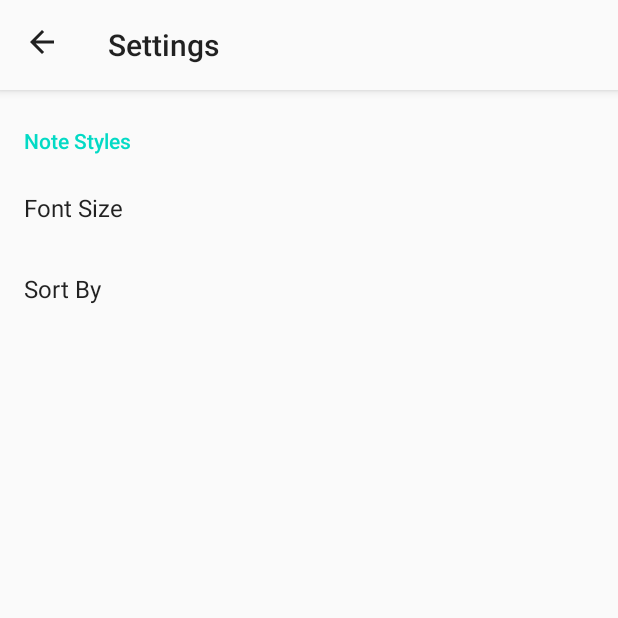
After one commit to Huangyan0804/HowieNote, an Android app: the SettingsActivity screen opened directly, with no data from a screen before it, on a phone screen of 412 x 824 dp, the top half of it. The commit adds this screen. Run offline under Robolectric (Android 15) with nearby library versions, the phone set to English and light mode, and no system bars; our stand-ins replace androidx.preference; 2 statements that could not run were skipped.

Commit message:
更新设置界面

```diff
--- a/app/build.gradle
+++ b/app/build.gradle
@@ -32,6 +32,7 @@ dependencies {
     implementation 'androidx.navigation:navigation-fragment:2.3.0'
     implementation 'androidx.navigation:navigation-ui:2.3.0'
     implementation 'androidx.lifecycle:lifecycle-extensions:2.2.0'
+    implementation 'androidx.preference:preference:1.1.1'
     testImplementation 'junit:junit:4.12'
     androidTestImplementation 'androidx.test.ext:junit:1.1.1'
     androidTestImplementation 'androidx.test.espresso:espresso-core:3.2.0'
--- a/app/src/main/java/com/hcode/howienote/activity/MainActivity.java
+++ b/app/src/main/java/com/hcode/howienote/activity/MainActivity.java
@@ -3,6 +3,7 @@ package com.hcode.howienote.activity;
 import android.content.Context;
 import android.content.DialogInterface;
 import android.content.Intent;
+import android.view.Gravity;
 import android.view.Menu;
 import android.view.MenuItem;
 import android.view.View;
@@ -211,7 +212,8 @@ public class MainActivity extends BaseActivity implements View.OnClickListener
     public boolean onNavigationItemSelected(MenuItem item) {
         switch (item.getItemId()) {
             case R.id.side_menu_settings:
-                startActivity(new Intent(mContext, SettingActivity.class));
+                startActivity(new Intent(mContext, SettingsActivity.class));
+                mDrawerLayout.closeDrawer(GravityCompat.START);
                 break;
             case R.id.side_menu_logcat:
                 break;
--- /dev/null
+++ b/app/src/main/java/com/hcode/howienote/activity/SettingsActivity.java
@@ -0,0 +1,96 @@
+package com.hcode.howienote.activity;
+
+import android.os.Bundle;
+import android.text.TextUtils;
+import android.view.MenuItem;
+import androidx.annotation.NonNull;
+import androidx.appcompat.app.ActionBar;
+import androidx.appcompat.app.AppCompatActivity;
+import androidx.appcompat.widget.Toolbar;
+import androidx.preference.ListPreference;
+import androidx.preference.Preference;
+import androidx.preference.PreferenceFragmentCompat;
+import com.hcode.howienote.R;
+
+import java.util.prefs.PreferenceChangeEvent;
+import java.util.prefs.PreferenceChangeListener;
+
+public class SettingsActivity extends AppCompatActivity {
+
+    private Toolbar myToolbar;
+
+    @Override
+    protected void onCreate(Bundle savedInstanceState) {
+        super.onCreate(savedInstanceState);
+        setContentView(R.layout.activity_settings);
+        bindViews();
+        initFragment();
+    }
+
+    public void bindViews() {
+        myToolbar = findViewById(R.id.tb_mytoolbar);
+        setSupportActionBar(myToolbar);
+        getSupportActionBar().setHomeButtonEnabled(true);
+        getSupportActionBar().setDisplayHomeAsUpEnabled(true);
+    }
+
+    @Override
+    public boolean onOptionsItemSelected(MenuItem item) {
+        switch (item.getItemId()) {
+            case android.R.id.home:
+                finish();
+                break;
+
+        }
+        return super.onOptionsItemSelected(item);
+    }
+
+    void initFragment() {
+        getSupportFragmentManager()
+                .beginTransaction()
+                .replace(R.id.settings, new SettingsFragment())
+                .commit();
+//        ActionBar actionBar = getSupportActionBar();
+//        if (actionBar != null) {
+//            actionBar.setDisplayHomeAsUpEnabled(true);
+//        }
+    }
+
+    public static class SettingsFragment extends PreferenceFragmentCompat
+            implements Preference.OnPreferenceChangeListener, Preference.OnPreferenceClickListener {
+        private ListPreference mFontSize,mSortBy;
+
+        @Override
+        public void onCreatePreferences(Bundle savedInstanceState, String rootKey) {
+            setPreferencesFromResource(R.xml.pref_settings, rootKey);
+            bindView();
+            bindListeners();
+        }
+
+        void bindView() {
+            mFontSize = findPreference("setting_font_size");
+            mSortBy = findPreference("setting_sort_by");
+        }
+
+        void bindListeners() {
+            mFontSize.setSummaryProvider(ListPreference.SimpleSummaryProvider.getInstance());
+            mSortBy.setSummaryProvider(ListPreference.SimpleSummaryProvider.getInstance());
+        }
+
+        @Override
+        public boolean onPreferenceChange(Preference preference, Object newValue) {
+            return true;
+        }
+
+        @Override
+        public boolean onPreferenceClick(Preference preference) {
+            return false;
+        }
+
+        public CharSequence valueFindEntry(ListPreference preference, String value) {
+            return preference.getEntries()
+                    [preference.findIndexOfValue(value)];
+
+        }
+    }
+}
--- /dev/null
+++ b/app/src/main/res/layout/activity_settings.xml
@@ -0,0 +1,18 @@
+<LinearLayout
+        xmlns:android="http://schemas.android.com/apk/res/android"
+        android:layout_width="match_parent"
+        android:layout_height="match_parent"
+        android:orientation="vertical">
+
+    <androidx.appcompat.widget.Toolbar
+            android:layout_width="match_parent"
+            android:layout_height="60dp"
+            android:background="?android:attr/colorBackground"
+            android:theme="?attr/actionBarTheme"
+            android:minHeight="?attr/actionBarSize" android:id="@+id/tb_mytoolbar"
+            android:elevation="4dp"/>
+    <FrameLayout
+            android:id="@+id/settings"
+            android:layout_width="match_parent"
+            android:layout_height="match_parent"/>
+</LinearLayout>
--- /dev/null
+++ b/app/src/main/res/values/arrays.xml
@@ -0,0 +1,27 @@
+<resources>
+
+    <string-array name="font_size_entries">
+        <item>小</item>
+        <item>默认</item>
+        <item>大</item>
+        <item>超大</item>
+    </string-array>
+
+    <string-array name="font_size_values">
+        <item>14</item>
+        <item>16</item>
+        <item>18</item>
+        <item>20</item>
+    </string-array>
+
+    <string-array name="sort_by_entries">
+        <item>按创建时间</item>
+        <item>按编辑日期</item>
+    </string-array>
+
+    <string-array name="sort_by_values">
+        <item>0</item>
+        <item>1</item>
+    </string-array>
+
+</resources>
--- a/app/src/main/res/values/strings.xml
+++ b/app/src/main/res/values/strings.xml
@@ -2,4 +2,12 @@
     <string name="app_name">Howie Note</string>
     <string name="default_text">TEST</string>
     <string name="edit_text_hint">Write Something…</string>
+    <string name="title_activity_settings">Settings</string>
+    <string name="setting_title1">Note Styles</string>
+    <string name="setting_font_size_title">Font Size</string>
+    <string name="setting_font_size_dialog_title">Choose Font Size</string>
+    <string name="setting_sort_by_title">Sort By</string>
+    <string name="setting_sort_by_dialog_title">Choose Sort By</string>
+
+
 </resources>
--- /dev/null
+++ b/app/src/main/res/xml/pref_settings.xml
@@ -0,0 +1,33 @@
+<PreferenceScreen
+        xmlns:android="http://schemas.android.com/apk/res/android"
+        xmlns:app="http://schemas.android.com/apk/res-auto">
+
+    <PreferenceCategory
+            app:title="@string/setting_title1"
+            app:iconSpaceReserved="false">
+        <ListPreference
+                app:key="setting_font_size"
+                app:defaultValue="16"
+                app:title="@string/setting_font_size_title"
+                app:entries="@array/font_size_entries"
+                app:entryValues="@array/font_size_values"
+                app:dialogTitle="@string/setting_font_size_dialog_title"
+                app:iconSpaceReserved="false"/>
+        <ListPreference
+                app:key="setting_sort_by"
+                app:defaultValue="1"
+                app:title="@string/setting_sort_by_title"
+                app:entries="@array/sort_by_entries"
+                app:entryValues="@array/sort_by_values"
+                app:dialogTitle="@string/setting_sort_by_dialog_title"
+                app:iconSpaceReserved="false"/>
+
+    </PreferenceCategory>
+
+<!--    <PreferenceCategory-->
+    <!--            app:title="">-->
+
+
+    <!--    </PreferenceCategory>-->
+
+</PreferenceScreen>
```
Also changed, not shown: app/src/main/AndroidManifest.xml (+8 -5 lines), app/src/main/java/com/hcode/howienote/activity/EditNoteActivity.java (+4 -7 lines), app/src/main/java/com/hcode/howienote/activity/SettingActivity.java (deleted, +0 -14 lines), app/src/main/res/layout/activity_setting.xml (deleted, +0 -10 lines), app/src/main/res/layout/setting_layout.xml (deleted, +0 -10 lines).
